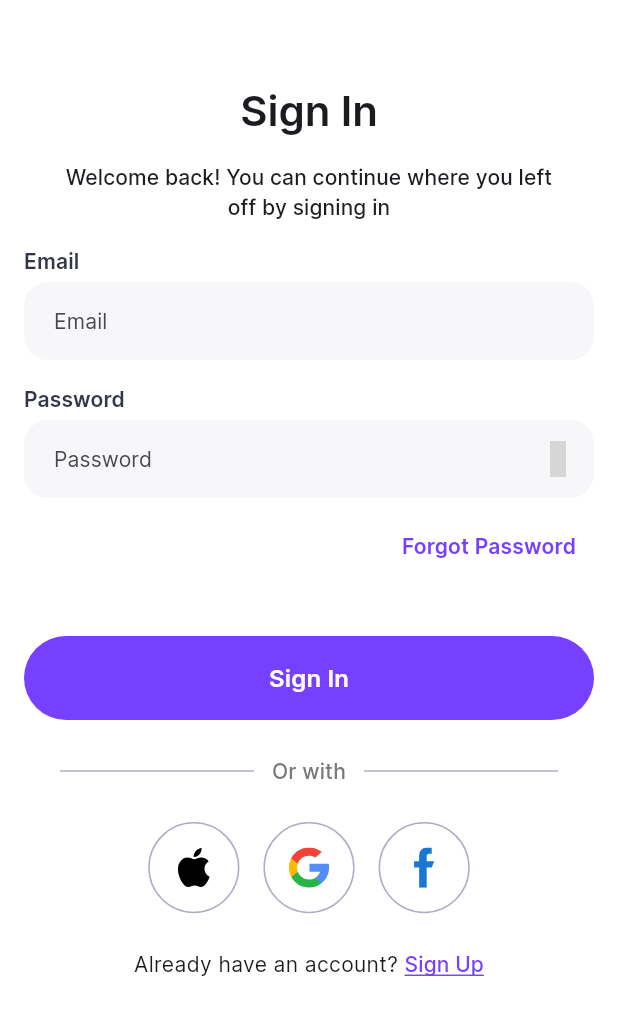
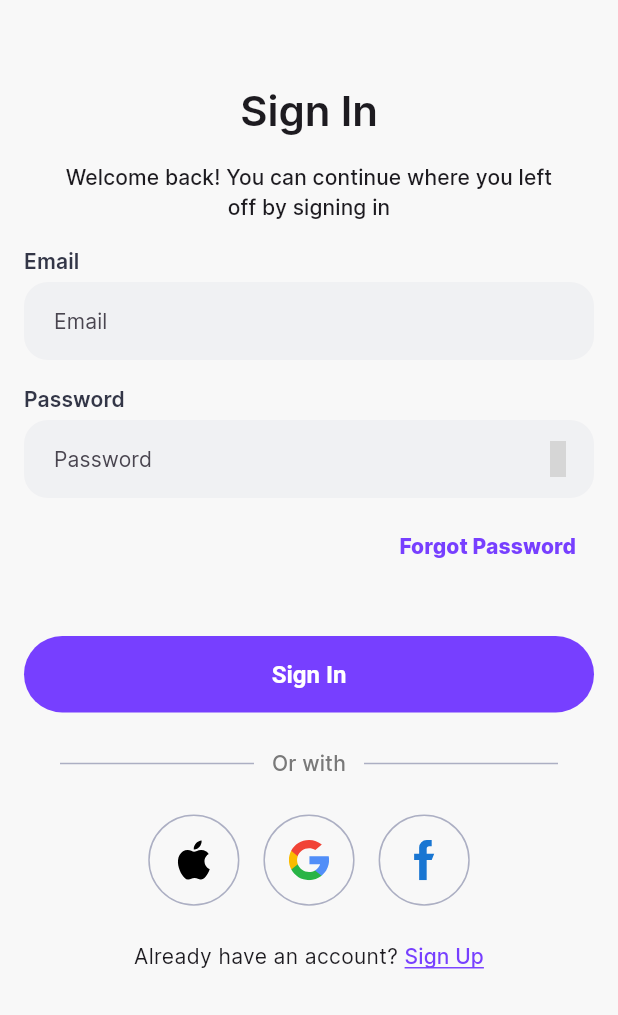
Before and after one commit to furkanbalc/flutter_donate_app, a Flutter app: the screen it shows after launch, on a phone screen of 412 x 824 dp. Shown: the top 1015 px of the screen. Run offline on Flutter 3.47's test engine with Material 3 defaults, Android fonts, the phone set to English and light mode, and no system bars; our stand-ins replace carousel_slider, cloud_firestore, easy_localization, equatable, firebase_auth, firebase_core and 16 more; missing offline and left inert: photo_manager; accounts and stored records are empty; grey boxes are pictures that could not be loaded.

Commit message:
themes and custom widgets editing.

```diff
--- a/lib/core/theme/custom_theme/appbar_theme.dart
+++ b/lib/core/theme/custom_theme/appbar_theme.dart
@@ -11,12 +11,12 @@ class CustomAppBarTheme {
   static AppBarTheme lightAppBarTheme = AppBarTheme(
     elevation: 0,
     centerTitle: true,
-    backgroundColor: Colors.transparent,
+    backgroundColor: AppColors.whiteColor,
     titleTextStyle: const TextStyle(
       fontFamily: AppConstants.fontFamily,
-      fontSize: kToolbarHeight,
+      fontSize: 18,
       fontWeight: FontWeight.w600,
-      color: AppColors.blackPrimary,
+      color: AppColors.verifiedBlack,
     ),
     iconTheme: IconThemeData(color: AppColors.blackPrimary, size: AppSizes.ultra.value),
     actionsIconTheme: IconThemeData(color: AppColors.blackPrimary, size: AppSizes.ultra.value),
--- a/lib/core/theme/custom_theme/elevated_button_theme.dart
+++ b/lib/core/theme/custom_theme/elevated_button_theme.dart
@@ -15,6 +15,7 @@ class CustomElevatedButtonTheme {
       foregroundColor: AppColors.whiteColor,
       backgroundColor: AppColors.electricViolet,
       shape: RoundedRectangleBorder(borderRadius: BorderRadius.circular(AppSizes.custom.value)),
+      textStyle: const TextStyle(fontSize: 16,fontWeight: FontWeight.w600,color: AppColors.whiteColor),
     ),
   );
 
--- a/lib/core/theme/custom_theme/icon_button_theme.dart
+++ b/lib/core/theme/custom_theme/icon_button_theme.dart
@@ -10,6 +10,7 @@ class CustomIconButtonTheme {
       elevation: 0,
       shadowColor: AppColors.transparentColor,
       splashFactory: NoSplash.splashFactory,
+      padding: EdgeInsets.zero,
     ),
   );
 
--- a/lib/core/theme/custom_theme/text_button_theme.dart
+++ b/lib/core/theme/custom_theme/text_button_theme.dart
@@ -11,6 +11,7 @@ class CustomTextButtonThemeData {
       shadowColor: Colors.transparent,
       splashFactory: NoSplash.splashFactory,
       foregroundColor: AppColors.electricViolet,
+      textStyle: const TextStyle(fontSize: 16,fontWeight: FontWeight.w600,color: AppColors.electricViolet),
     ),
   );
 
--- a/lib/core/theme/light_theme.dart
+++ b/lib/core/theme/light_theme.dart
@@ -7,7 +7,7 @@ final ThemeData lightTheme = ThemeData(
   fontFamily: 'InterFontFamily',
   primaryColor: AppColors.electricViolet,
   brightness: Brightness.light,
-  scaffoldBackgroundColor: AppColors.whiteColor,
+  scaffoldBackgroundColor: AppColors.cascadingWhite,
   inputDecorationTheme: CustomInputDecorationTheme.lightInputDecorationTheme,
   elevatedButtonTheme: CustomElevatedButtonTheme.lightElevatedButtonTheme,
   appBarTheme: CustomAppBarTheme.lightAppBarTheme,
--- a/lib/presentation/mixin/signin_service.dart
+++ b/lib/presentation/mixin/signin_service.dart
@@ -23,7 +23,7 @@ mixin SigninService on State<SigninView> {
               if(profileViewModel.getUserInfoFromFirestoreResponse.data.isActive!) {
                 await addressViewModel.getAdressesFromFirestore(id: signinViewModel.signInResponse.data).then((value) {
                   addressViewModel.getProvinces();
-                  context.goNamed(AppRouteName.app.name);
+                  context.goNamed(AppRouteName.home.name);
                   Utils.successSnackBar(
                     context: context,
                     title: 'Başarılı',
--- a/lib/presentation/view/authentication/signin.dart
+++ b/lib/presentation/view/authentication/signin.dart
@@ -1,4 +1,3 @@
-
 import 'package:easy_localization/easy_localization.dart';
 import 'package:flutter/material.dart';
 import 'package:flutter_donate_app/core/constants/index.dart';
@@ -129,7 +128,10 @@ class _SigninViewState extends ConsumerState<SigninView> with SigninService {
             // onPressed: () => const ForgotPassword().slideTransitionPush(context: context),
             onPressed: () {},
             text: LocaleKeys.auth_forgot_password.tr(),
-            fontSize: 14,
+            textStyle: context.textStyles.titleSmall.copyWith(
+              color: AppColors.electricViolet,
+              fontWeight: FontWeight.w800,
+            ),
           ),
         ),
         context.sizedBoxHeightCustom,
--- a/lib/presentation/view/profile/address_infos.dart
+++ b/lib/presentation/view/profile/address_infos.dart
@@ -14,6 +14,7 @@ import 'package:flutter_donate_app/presentation/widgets/progress/custom_error_wi
 import 'package:flutter_donate_app/presentation/widgets/progress/custom_loading_widget.dart';
 import 'package:flutter_riverpod/flutter_riverpod.dart';
 import 'package:go_router/go_router.dart';
+
 
 class AddressInfos extends ConsumerStatefulWidget {
   const AddressInfos({super.key});
@@ -147,4 +148,5 @@ class _AddressInfosState extends ConsumerState<AddressInfos> {
       },
     );
   }
+
 }
--- a/lib/presentation/view/profile/profile.dart
+++ b/lib/presentation/view/profile/profile.dart
@@ -12,7 +12,7 @@ import 'package:flutter_donate_app/presentation/viewmodel/index.dart';
 import 'package:flutter_donate_app/presentation/widgets/appbar/custom_appbar.dart';
 import 'package:flutter_donate_app/presentation/widgets/index.dart';
 import 'package:flutter_donate_app/presentation/widgets/progress/custom_error_widget.dart';
-import 'package:flutter_donate_app/presentation/widgets/shimmer_widget.dart';
+import 'package:flutter_donate_app/presentation/widgets/shimmer/custom_profile_section_shimmer.dart';
 import 'package:flutter_donate_app/translations/locale_keys.g.dart';
 import 'package:flutter_riverpod/flutter_riverpod.dart';
 import 'package:go_router/go_router.dart';
@@ -47,7 +47,7 @@ class _ProfileViewState extends ConsumerState<ProfileView> with SignOutService {
   Widget _buildProfileHeader(BuildContext context) {
     switch (_profileViewModel.getUserInfoFromFirestoreResponse.status) {
       case Status.loading:
-        return const ShimmerWidget();
+        return const CustomProfileSectionShimmer();
       case Status.completed:
         return _buildCompleted(context);
       case Status.error:
--- a/lib/presentation/view/profile/profile_infos.dart
+++ b/lib/presentation/view/profile/profile_infos.dart
@@ -232,7 +232,6 @@ class _ProfileInfosViewState extends ConsumerState<ProfileInfosView> with Update
   Widget _buildSaveButton() {
     return CustomElevatedButton(
       padding: context.paddings.verticalNormal,
-      textStyle: context.textStyles.titleMedium,
       onPressed: () => updateProcess(
         context: context,
         profileViewModel: _profileViewModel,
@@ -245,7 +244,6 @@ class _ProfileInfosViewState extends ConsumerState<ProfileInfosView> with Update
   Widget _buildDeleteButton() {
     return CustomElevatedButton(
       padding: context.paddings.verticalNormal,
-      textStyle: context.textStyles.titleMedium,
       backgroundColor: AppColors.greyLight,
       onPressed: () {
         customAlertDialog(
--- a/lib/presentation/view/splash/splash.dart
+++ b/lib/presentation/view/splash/splash.dart
@@ -38,7 +38,7 @@ class _SplashViewState extends ConsumerState<SplashView> {
           if (splashViewModel.isLoggedInResponse.data != null) {
             /// uygulama başlar
             profileViewModel.getUserInfoFromFirestore(id: splashViewModel.isLoggedInResponse.data!).then((value) {
-              context.goNamed(AppRouteName.app.name);
+              context.goNamed(AppRouteName.home.name);
             });
           } else {
             /// kullanici login ekrani ile devam eder
--- a/lib/presentation/widgets/button/custom_elevated_button.dart
+++ b/lib/presentation/widgets/button/custom_elevated_button.dart
@@ -28,11 +28,13 @@ class CustomElevatedButton extends StatelessWidget {
         onPressed: onPressed,
         style: ElevatedButton.styleFrom(
           backgroundColor: backgroundColor,
-          textStyle: textStyle ?? context.textStyles.titleMedium.copyWith(fontWeight: FontWeight.w600),
         ),
         child: Padding(
           padding: padding ?? context.paddings.verticalMedium,
-          child: Text(text),
+          child: Text(
+            text,
+            style: textStyle,
+          ),
         ),
       ),
     );
--- a/lib/presentation/widgets/button/custom_icon_button.dart
+++ b/lib/presentation/widgets/button/custom_icon_button.dart
@@ -24,7 +24,6 @@ class CustomIconButton extends StatelessWidget {
   @override
   Widget build(BuildContext context) {
     return IconButton(
-      padding: context.paddings.zero,
       onPressed: onPressed,
       icon: Container(
         margin: context.paddings.zero,
--- a/lib/presentation/widgets/button/custom_text_button.dart
+++ b/lib/presentation/widgets/button/custom_text_button.dart
@@ -1,39 +1,24 @@
 import 'package:flutter/material.dart';
-import 'package:flutter_donate_app/core/constants/app_colors.dart';
-import 'package:flutter_donate_app/core/extensions/context_text_style.dart';
 
 class CustomTextButton extends StatelessWidget {
   const CustomTextButton({
     super.key,
     required this.onPressed,
     required this.text,
-    this.decoration,
-    this.color,
-    this.fontSize,
     this.textStyle,
   });
 
-  final TextDecoration? decoration;
   final VoidCallback? onPressed;
   final String text;
-  final Color? color;
-  final double? fontSize;
   final TextStyle? textStyle;
 
   @override
   Widget build(BuildContext context) {
     return TextButton(
-      style: TextButton.styleFrom(splashFactory: NoSplash.splashFactory),
       onPressed: onPressed,
       child: Text(
         text,
-        style: textStyle ??
-            context.textStyles.titleMedium.copyWith(
-              color: color ?? AppColors.electricViolet,
-              fontWeight: FontWeight.w600,
-              fontSize: fontSize,
-              decoration: decoration,
-            ),
+        style: textStyle
       ),
     );
   }
--- a/lib/presentation/widgets/image/custom_image_widget.dart
+++ b/lib/presentation/widgets/image/custom_image_widget.dart
@@ -22,7 +22,7 @@ class CustomImageWidget extends StatelessWidget {
       image,
       width: width,
       height: height,
-      fit: fit,
+      fit: fit ?? BoxFit.cover,
       color: color,
     );
   }
--- a/lib/presentation/widgets/image/custom_lottie_widget.dart
+++ b/lib/presentation/widgets/image/custom_lottie_widget.dart
@@ -18,9 +18,9 @@ class CustomLottieWidget extends StatelessWidget {
   Widget build(BuildContext context) {
     return Center(
       child: LottieBuilder.asset(
+        lottie,
         width: width,
         height: height,
-        lottie,
         fit: boxFit ?? BoxFit.cover,
       ),
     );
```
Also changed, not shown: lib/presentation/widgets/appbar/custom_appbar.dart (+11 -11 lines), lib/presentation/widgets/shimmer/custom_profile_section_shimmer.dart (renamed from lib/presentation/widgets/shimmer_widget.dart, +8 -8 lines).
